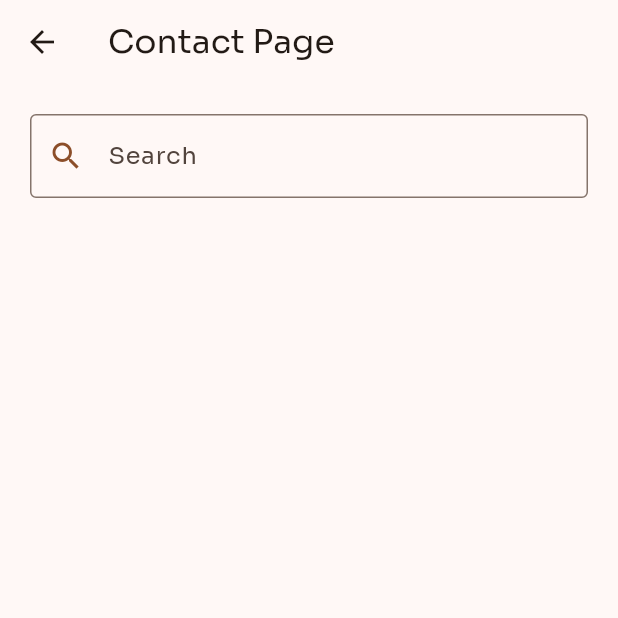
After one commit to BittyShatto/final_project, a Flutter app: the ContactPage screen opened directly, on a phone screen of 412 x 824 dp, the top half of it. The commit adds this screen. Run offline on Flutter 3.47's test engine with Material 3 defaults, Android fonts, the phone set to English and light mode, and no system bars; our stand-ins replace contacts_service, firebase_auth, firebase_core, google_fonts, google_sign_in; missing offline and left inert: url_launcher_android; accounts and stored records are empty.

Commit message:
iniial commit

```diff
--- /dev/null
+++ b/lib/views/contact_page.dart
@@ -0,0 +1,94 @@
+import 'package:flutter/material.dart';
+import 'package:contacts_service/contacts_service.dart';
+
+class ContactPage extends StatefulWidget {
+  ContactPage({Key? key, required this.title}) : super(key: key);
+
+  final String title;
+
+  @override
+  _ContactPageState createState() => _ContactPageState();
+}
+
+class _ContactPageState extends State<ContactPage> {
+  List<Contact> contacts = [];
+  List<Contact> contactsFiltered = [];
+  TextEditingController _searchController = TextEditingController();
+
+  @override
+  void initState() {
+    super.initState();
+    getAllContacts();
+  }
+
+  getAllContacts() async {
+    List<Contact> _contacts = (await ContactsService.getContacts()).toList();
+    setState(() {
+      contacts = _contacts;
+    });
+  }
+
+  @override
+  Widget build(BuildContext context) {
+    bool isSearching = _searchController.text.isNotEmpty;
+    return Scaffold(
+      appBar: AppBar(
+        title: Text(widget.title),
+      ),
+      body: Container(
+        padding: EdgeInsets.all(20),
+        child: Column(
+          children: <Widget>[
+            Container(
+              child: TextField(
+                controller: _searchController,
+                decoration: InputDecoration(
+                  labelText: 'Search',
+                  border: new OutlineInputBorder(
+                    borderSide: new BorderSide(
+                      color: Theme.of(context).primaryColor,
+                    ),
+                  ),
+                  prefixIcon: Icon(
+                    Icons.search,
+                    color: Theme.of(context).primaryColor,
+                  ),
+                ),
+              ),
+            ),
+            Expanded(
+              child: buildContactList(isSearching),
+            )
+          ],
+        ),
+      ),
+    );
+  }
+
+  Widget buildContactList(bool isSearching) {
+    return ListView.builder(
+      shrinkWrap: true,
+      itemCount:
+          isSearching == true ? contactsFiltered.length : contacts.length,
+      itemBuilder: (context, index) {
+        Contact contact =
+            isSearching == true ? contactsFiltered[index] : contacts[index];
+        return ListTile(
+          title: Text(contact.displayName ?? 'No Name'),
+          subtitle: Text(
+            contact.phones?.isNotEmpty == true
+                ? contact.phones!.first.value ?? 'No Phone'
+                : 'No Phone',
+          ),
+          leading: (contact.avatar != null && contact.avatar!.length > 0)
+              ? CircleAvatar(
+                  backgroundImage: MemoryImage(contact.avatar!),
+                )
+              : CircleAvatar(
+                  child: Text(contact.initials()),
+                ),
+        );
+      },
+    );
+  }
+}
--- a/pubspec.yaml
+++ b/pubspec.yaml
@@ -39,6 +39,9 @@ dependencies:
   google_fonts: ^6.2.1
   firebase_auth: ^4.17.7
   google_sign_in: ^6.2.1
+  url_launcher: ^6.2.5
+  contacts_service: ^0.6.3
+  permission_handler: ^11.3.0
 
 dev_dependencies:
   flutter_test:
```
Also changed, not shown: lib/views/home.dart (+66 -1 lines), lib/views/whatsapp_page.dart (added, +32 -0 lines), pubspec.lock, 7 other files.
